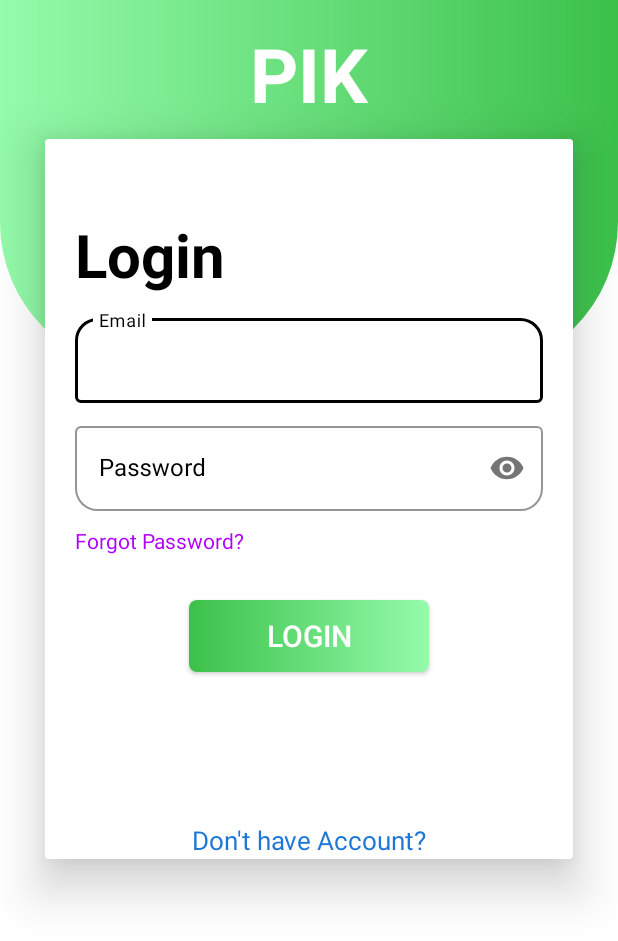
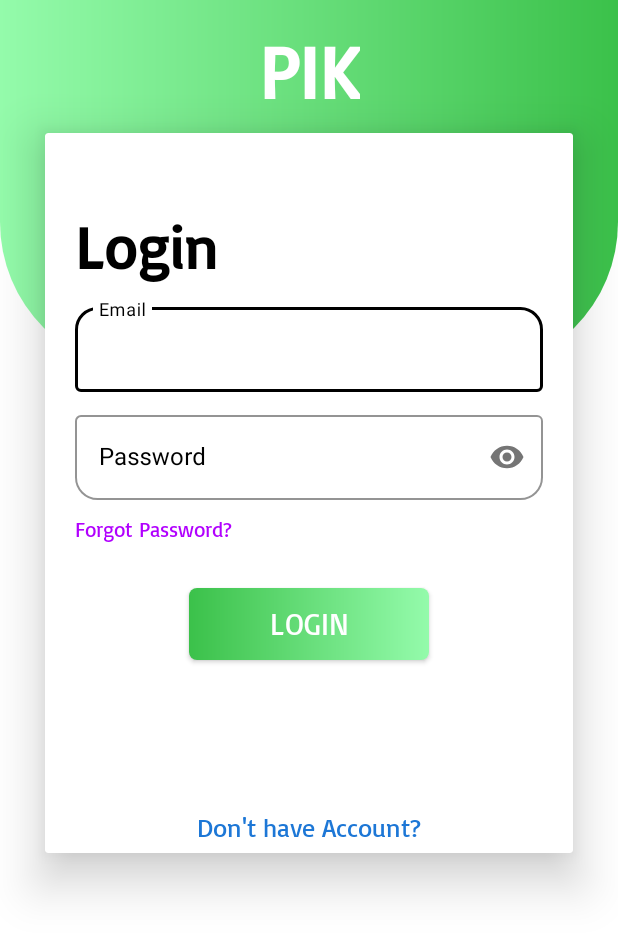
Before and after one commit to Brcaninovich/BinaryHakaton, an Android app: the LoginForm screen opened directly, with no data from a screen before it, on a phone screen of 412 x 824 dp. Shown: the top 941 px of the screen. Run offline under Robolectric (Android 15) with nearby library versions, the phone set to English and light mode, and no system bars.

Commit message:
FontBasic

```diff
--- a/app/src/main/res/layout/activity_login_form.xml
+++ b/app/src/main/res/layout/activity_login_form.xml
@@ -22,6 +22,7 @@
         android:id="@+id/textView"
         android:layout_width="wrap_content"
         android:layout_height="wrap_content"
+        android:fontFamily="@font/basic"
         android:layout_marginTop="15dp"
         android:text="PIK"
         android:textColor="@color/white"
@@ -61,6 +62,7 @@
                 <TextView
                     android:layout_width="wrap_content"
                     android:layout_height="wrap_content"
+                    android:fontFamily="@font/basic"
                     android:layout_marginStart="20dp"
                     android:layout_marginTop="50dp"
                     android:text="Login"
@@ -124,7 +126,7 @@
                     android:layout_height="wrap_content"
                     android:layout_marginStart="20dp"
                     android:layout_marginTop="10dp"
-
+                    android:fontFamily="@font/basic"
                     android:text="Forgot Password?"
                     android:textColor="#B100FE" />
 
@@ -132,6 +134,7 @@
                 <androidx.appcompat.widget.AppCompatButton
                     android:id="@+id/prijava_button"
                     android:background="@drawable/backgorundbuttons"
+                    android:fontFamily="@font/basic"
                     android:layout_width="160dp"
                     android:layout_height="wrap_content"
                     android:layout_gravity="center_horizontal"
@@ -149,6 +152,7 @@
                     android:id="@+id/register_button"
                     android:layout_width="match_parent"
                     android:layout_height="wrap_content"
+                    android:fontFamily="@font/basic"
                     android:layout_marginStart="20dp"
                     android:layout_marginTop="100dp"
                     android:layout_marginEnd="20dp"
```
Also changed, not shown: app/src/main/res/font/basic.ttf (added).
